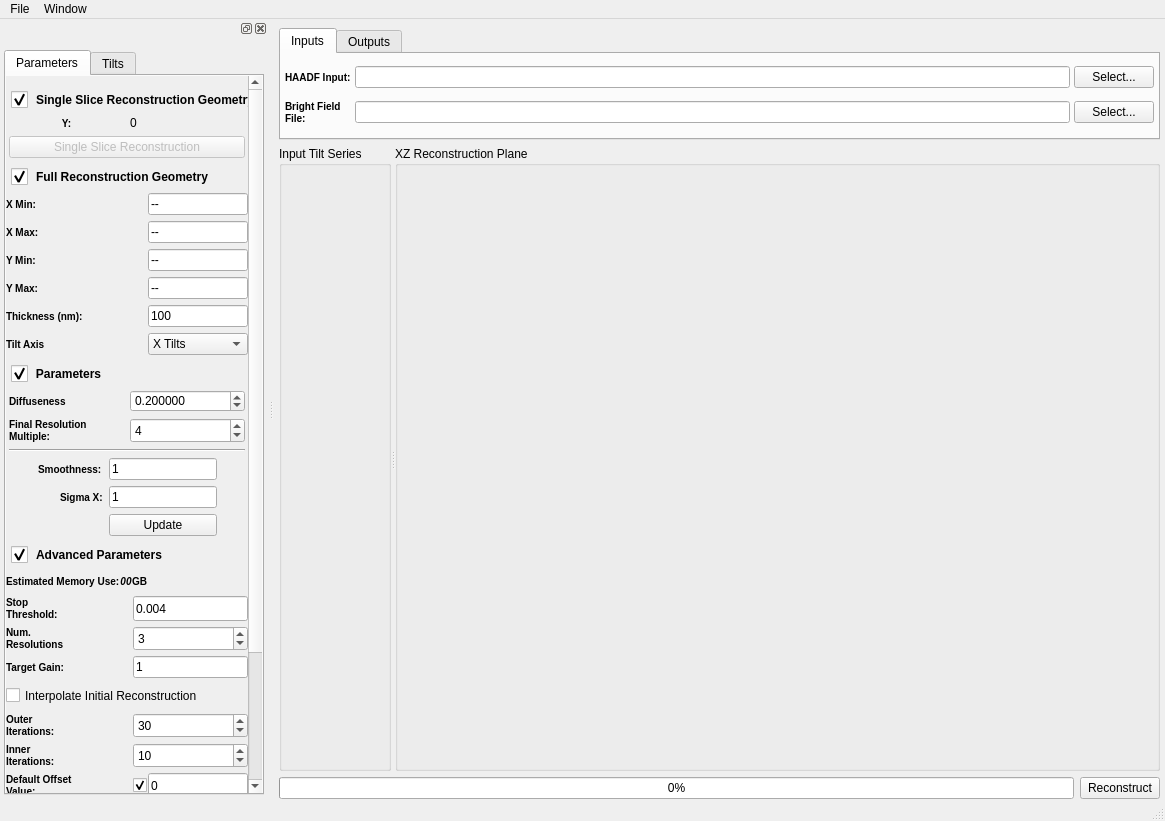
Before: the Qt Designer form Code/Applications/TomoGui/UI_Files/TomoGui.ui in OpenMBIR/OpenMBIR-TEM, drawn with Qt 5.
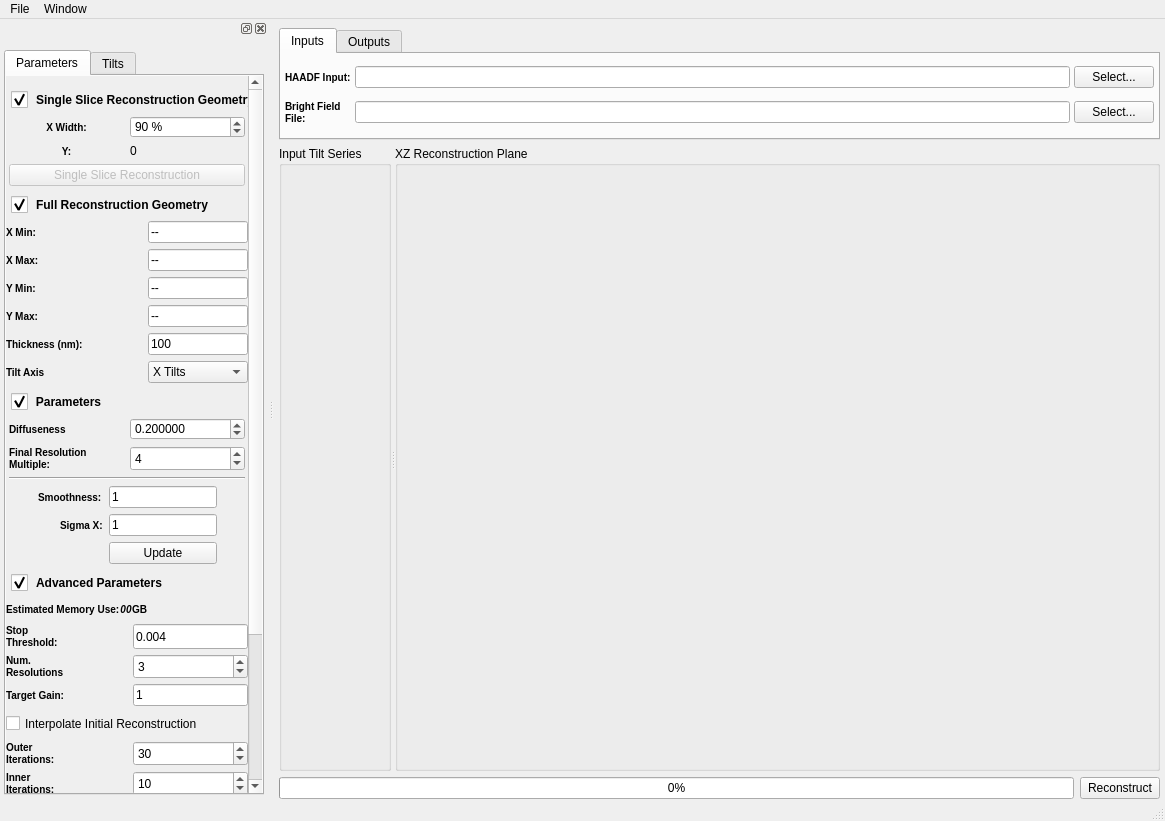
After: the same form once the commit is applied. Icons and pictures are not drawn. Custom widgets are drawn as their Qt base class.

Commit message: Adding feature that allows user to select the width of the Single Slice Reconstruction which gives the user more control over how much of the input data is used for this quick reconstruction

```diff
--- a/Code/Applications/TomoGui/UI_Files/TomoGui.ui
+++ b/Code/Applications/TomoGui/UI_Files/TomoGui.ui
@@ -539,7 +539,7 @@
               <x>0</x>
               <y>0</y>
               <width>258</width>
-              <height>878</height>
+              <height>909</height>
              </rect>
             </property>
             <layout class="QVBoxLayout" name="verticalLayout_6">
@@ -625,14 +625,14 @@
                 <property name="spacing">
                  <number>6</number>
                 </property>
-                <item row="0" column="1">
+                <item row="1" column="1">
                  <widget class="QLabel" name="ySingleSliceValue">
                   <property name="text">
                    <string>0</string>
                   </property>
                  </widget>
                 </item>
-                <item row="0" column="0">
+                <item row="1" column="0">
                  <widget class="QLabel" name="ySingleSliceValue_Label">
                   <property name="styleSheet">
                    <string notr="true">QLabel {
@@ -648,7 +648,7 @@
                   </property>
                  </widget>
                 </item>
-                <item row="1" column="0" colspan="2">
+                <item row="2" column="0" colspan="2">
                  <widget class="QPushButton" name="m_SingleSliceReconstructionBtn">
                   <property name="enabled">
                    <bool>false</bool>
@@ -658,6 +658,38 @@
                   </property>
                  </widget>
                 </item>
+                <item row="0" column="0">
+                 <widget class="QLabel" name="ySingleSliceValue_Label_2">
+                  <property name="styleSheet">
+                   <string notr="true">QLabel {
+font-weight: bold;
+font-size: 10px;
+}</string>
+                  </property>
+                  <property name="text">
+                   <string>X Width:</string>
+                  </property>
+                  <property name="alignment">
+                   <set>Qt::AlignCenter</set>
+                  </property>
+                 </widget>
+                </item>
+                <item row="0" column="1">
+                 <widget class="QSpinBox" name="singleSliceXWidth">
+                  <property name="suffix">
+                   <string> %</string>
+                  </property>
+                  <property name="maximum">
+                   <number>100</number>
+                  </property>
+                  <property name="singleStep">
+                   <number>5</number>
+                  </property>
+                  <property name="value">
+                   <number>90</number>
+                  </property>
+                 </widget>
+                </item>
                </layout>
               </widget>
              </item>
```
The commit also changes 7 other files.
